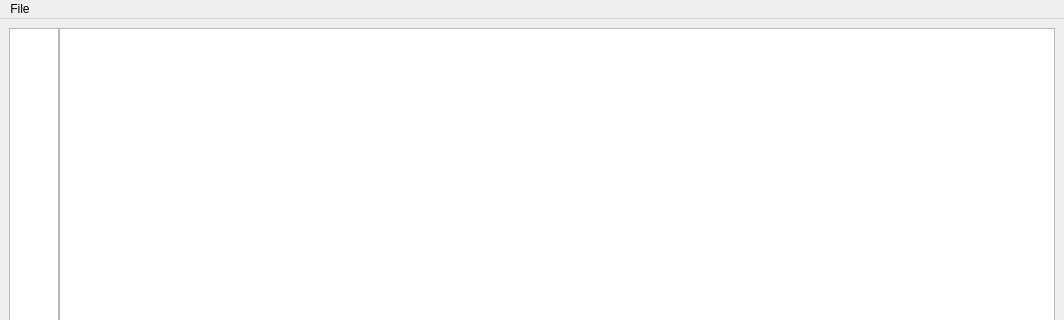
First picture: the form in untitled.ui, repository VJalal/Text-Editor, before the edit; both pictures show x 0 to 1064 and y 0 to 320 of the 1064 by 734 pixel window.
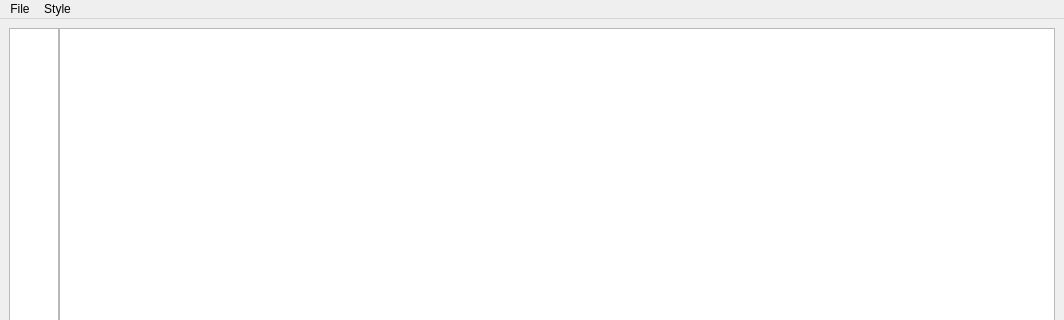
Second picture: the form after the edit.

Commit message: What is - called??????

Patch:
```diff
--- a/untitled.ui
+++ b/untitled.ui
@@ -88,7 +88,19 @@
     <addaction name="actionSave"/>
     <addaction name="actionSave_as"/>
    </widget>
+   <widget class="QMenu" name="menuStyle">
+    <property name="title">
+     <string>Style</string>
+    </property>
+    <addaction name="separator"/>
+    <addaction name="actionFont"/>
+    <addaction name="actionBold"/>
+    <addaction name="actionItalic"/>
+    <addaction name="actionUnderline"/>
+    <addaction name="actionColor"/>
+   </widget>
    <addaction name="menuFile"/>
+   <addaction name="menuStyle"/>
   </widget>
   <widget class="QStatusBar" name="statusbar"/>
   <action name="actionOpen">
```
Left out of the diff: 25 changed lines with no effect on the pictures. The commit also changes 1 other file.
